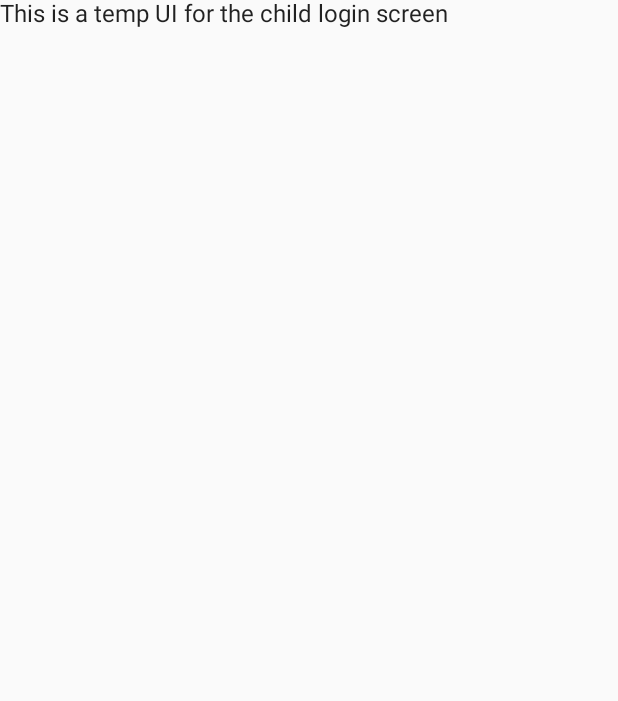
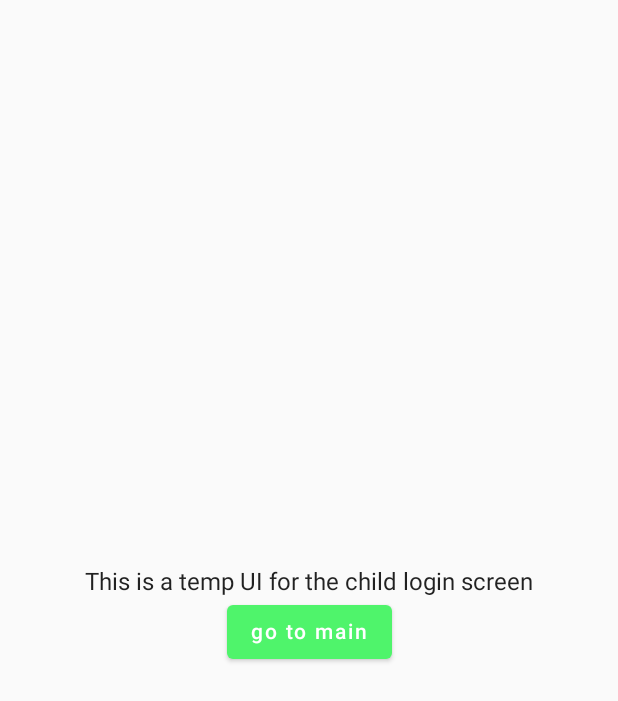
Before and after one commit to roma321m/Kong-Fu-Java, an Android app built with Jetpack Compose: the screen it shows after launch (MainActivity), after a tap on "Go to Child login screen", on a phone screen of 412 x 824 dp. Shown: the top 701 px of the screen. Run offline under Robolectric (Android 15) with nearby library versions, the phone set to English and light mode, and no system bars; our stand-ins replace Dagger/Hilt's generated code, accompanist; libraries missing offline, so code that uses them is left out: com.google.accompanist.navigation.

Commit message:
Added navigation to main screen

```diff
--- a/app/src/main/java/dorin_roman/app/kongfujava/navigation/Navigation.kt
+++ b/app/src/main/java/dorin_roman/app/kongfujava/navigation/Navigation.kt
@@ -6,10 +6,7 @@ import androidx.compose.runtime.remember
 import androidx.navigation.NavHostController
 import com.google.accompanist.navigation.animation.AnimatedNavHost
 import dorin_roman.app.kongfujava.navigation.Screens.Companion.SPLASH_SCREEN
-import dorin_roman.app.kongfujava.navigation.destination.childLoginComposable
-import dorin_roman.app.kongfujava.navigation.destination.splashComposable
-import dorin_roman.app.kongfujava.navigation.destination.teacherLoginComposable
-import dorin_roman.app.kongfujava.navigation.destination.userTypeComposable
+import dorin_roman.app.kongfujava.navigation.destination.*
 
 @ExperimentalAnimationApi
 @Composable
@@ -34,7 +31,11 @@ fun SetupNavigation(
             navigateToMainScreen = screen.splash // fixme - change to main screen
         )
         childLoginComposable(
-            navigateToMainScreen = screen.splash // fixme - change to main screen
+            navigateToMainScreen = screen.child
+        )
+        mainComposable(
+            navigateToTemp1 = screen.splash, // fixme - change
+            navigateToTemp2 = screen.splash // fixme - change
         )
     }
 }
--- a/app/src/main/java/dorin_roman/app/kongfujava/navigation/Screens.kt
+++ b/app/src/main/java/dorin_roman/app/kongfujava/navigation/Screens.kt
@@ -10,6 +10,7 @@ class Screens(navController: NavController) {
         const val USER_TYPE_SCREEN = "user_type"
         const val CHILD_LOGIN_SCREEN = "child_login"
         const val TEACHER_LOGIN_SCREEN = "teacher_login"
+        const val MAIN_SCREEN = "main"
     }
 
     val splash: () -> Unit = {
@@ -26,4 +27,8 @@ class Screens(navController: NavController) {
             UserType.Child -> navController.navigate(route = CHILD_LOGIN_SCREEN)
         }
     }
+
+    val child: () -> Unit = {
+        navController.navigate(route = MAIN_SCREEN)
+    }
 }
--- /dev/null
+++ b/app/src/main/java/dorin_roman/app/kongfujava/navigation/destination/MainComposable.kt
@@ -0,0 +1,33 @@
+package dorin_roman.app.kongfujava.navigation.destination
+
+import androidx.compose.animation.ExperimentalAnimationApi
+import androidx.compose.animation.core.tween
+import androidx.compose.animation.slideInHorizontally
+import androidx.navigation.NavGraphBuilder
+import com.google.accompanist.navigation.animation.composable
+import dorin_roman.app.kongfujava.navigation.Destinations
+import dorin_roman.app.kongfujava.navigation.Screens
+import dorin_roman.app.kongfujava.ui.screens.main.MainScreen
+
+@ExperimentalAnimationApi
+fun NavGraphBuilder.mainComposable(
+    navigateToTemp1: () -> Unit,
+    navigateToTemp2: () -> Unit
+) {
+    composable(
+        route = Screens.MAIN_SCREEN,
+        enterTransition = {
+            slideInHorizontally(
+                animationSpec = tween(
+                    durationMillis = Destinations.ENTER_NAVIGATION_ANIMATION_TIME_MILLIS
+                ),
+                initialOffsetX = { fullWidth -> -fullWidth }
+            )
+        }
+    ) {
+        MainScreen(
+            navigateToTemp1 = navigateToTemp1,
+            navigateToTemp2 = navigateToTemp2
+        )
+    }
+}
--- a/app/src/main/java/dorin_roman/app/kongfujava/ui/screens/child_login/ChildLoginScreen.kt
+++ b/app/src/main/java/dorin_roman/app/kongfujava/ui/screens/child_login/ChildLoginScreen.kt
@@ -1,7 +1,16 @@
 package dorin_roman.app.kongfujava.ui.screens.child_login
 
+import androidx.compose.foundation.layout.Arrangement
+import androidx.compose.foundation.layout.Column
+import androidx.compose.foundation.layout.fillMaxSize
+import androidx.compose.foundation.layout.padding
+import androidx.compose.material.Button
+import androidx.compose.material.MaterialTheme
 import androidx.compose.material.Text
 import androidx.compose.runtime.Composable
+import androidx.compose.ui.Alignment
+import androidx.compose.ui.Modifier
+import dorin_roman.app.kongfujava.ui.theme.spacing
 
 @Composable
 fun ChildLoginScreen(
@@ -14,5 +23,16 @@ fun ChildLoginScreen(
 fun TempUI(
     navigateToMainScreen: () -> Unit
 ) {
-    Text(text = "This is a temp UI for the child login screen")
+    Column(
+        modifier = Modifier
+            .fillMaxSize()
+            .padding(MaterialTheme.spacing.large),
+        verticalArrangement = Arrangement.Center,
+        horizontalAlignment = Alignment.CenterHorizontally
+    ) {
+        Text(text = "This is a temp UI for the child login screen")
+        Button(onClick = navigateToMainScreen) {
+            Text(text = "go to main")
+        }
+    }
 }
```
Also changed, not shown: app/src/main/java/dorin_roman/app/kongfujava/ui/screens/main/MainScreen.kt (added, +12 -0 lines).
